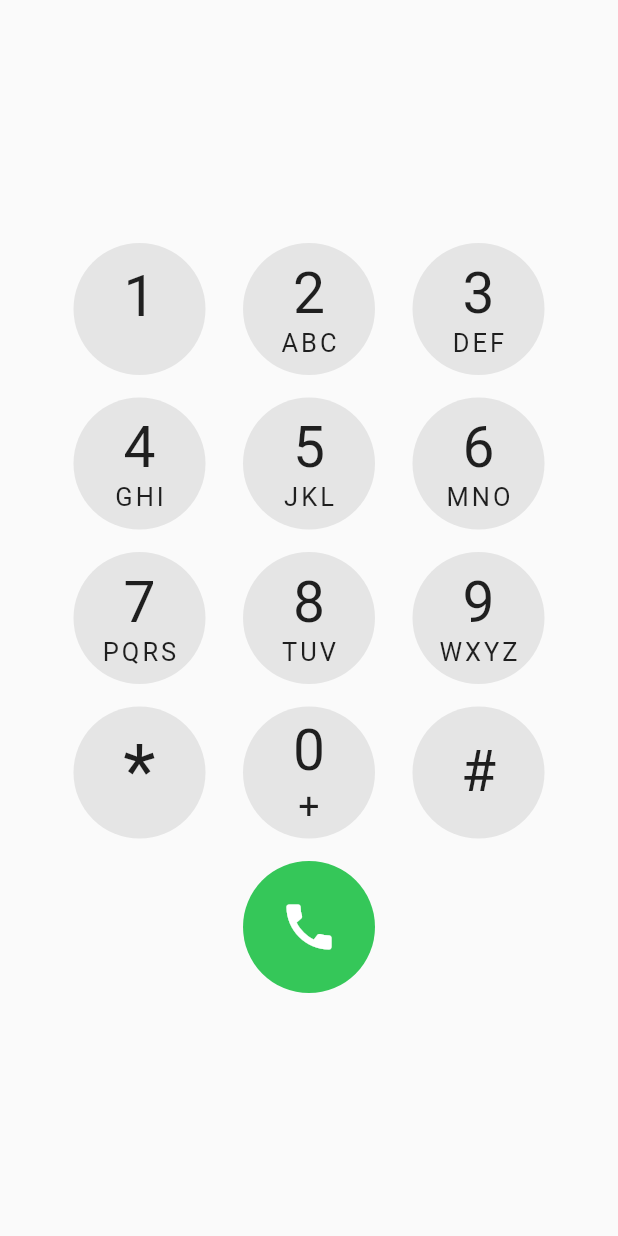
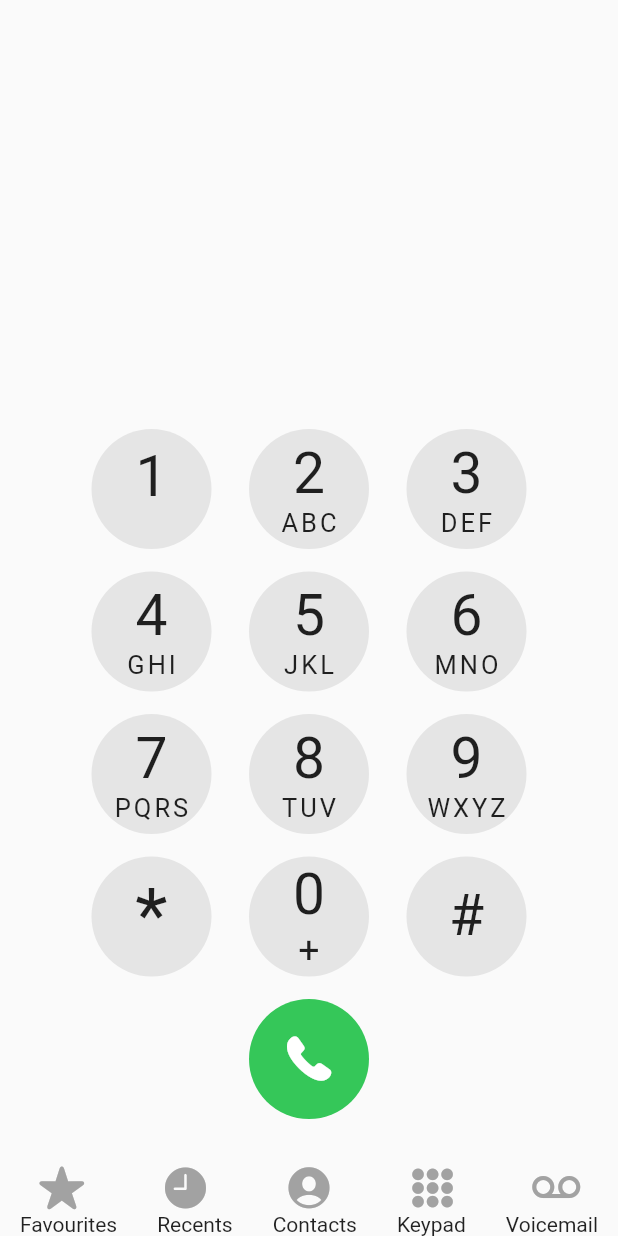
Before and after one commit to samtuga1/ios_caller_clone, a Flutter app: the screen it shows after launch, on a phone screen of 412 x 824 dp. Run offline on Flutter 3.47's test engine with Material 2 defaults, Android fonts, the phone set to English and light mode, and no system bars.

Commit message:
Finished adding the cupertino icons and done with the caller screen

```diff
--- a/lib/main.dart
+++ b/lib/main.dart
@@ -1,16 +1,37 @@
+import 'package:flutter/cupertino.dart';
 import 'package:flutter/material.dart';
 
-const kCircleAvatarHeight = 88.0;
-const kCircleAvatarWidth = 88.0;
+const kCircleAvatarHeight = 80.0;
+const kCircleAvatarWidth = 80.0;
 const kInnerNumberStyle = TextStyle(fontSize: 38);
 const kInnerLetterStyle = TextStyle(fontSize: 17, letterSpacing: 2.0);
 const kSpaceBetweenRow = SizedBox(
   height: 15,
 );
-const callerIconSize = 40.0;
-const List<Icons> icons = [
-  Icon(Icons.star),
-];
+const callerIconSize = 38.0;
+const Color colour = Color(0xFFa2a2a2);
+const double kIconsSize = 32.0;
+
+getIconsList() {
+  List<Icon> icons = [
+    const Icon(
+      CupertinoIcons.star_fill,
+      color: colour,
+      size: kIconsSize,
+    ),
+    const Icon(
+      CupertinoIcons.time_solid,
+      color: colour,
+      size: kIconsSize,
+    ),
+    const Icon(CupertinoIcons.person_crop_circle_fill,
+        color: colour, size: kIconsSize),
+    const Icon(CupertinoIcons.circle_grid_3x3_fill,
+        color: colour, size: kIconsSize),
+    const Icon(Icons.voicemail_sharp, color: colour, size: kIconsSize)
+  ];
+  return icons;
+}
 
 void main() {
   runApp(const MaterialApp(
@@ -26,7 +47,7 @@ class MainScreen extends StatelessWidget {
     return Scaffold(
       body: SafeArea(
           child: Column(
-        mainAxisAlignment: MainAxisAlignment.center,
+        mainAxisAlignment: MainAxisAlignment.end,
         children: [
           Row(
             mainAxisAlignment: MainAxisAlignment.center,
@@ -191,7 +212,7 @@ class MainScreen extends StatelessWidget {
               Container(
                 child: const Center(
                     child: Icon(
-                  Icons.call,
+                  CupertinoIcons.phone_fill,
                   color: Colors.white,
                   size: callerIconSize,
                 )),
@@ -204,9 +225,39 @@ class MainScreen extends StatelessWidget {
               ),
             ],
           ),
+          const SizedBox(
+            height: 30,
+          ),
+          Row(
+            mainAxisAlignment: MainAxisAlignment.spaceAround,
+            children: getIconsList(),
+          ),
+          Row(
+            mainAxisAlignment: MainAxisAlignment.spaceAround,
+            children: const [
+              IconNames('Favourites'),
+              IconNames('Recents'),
+              IconNames('Contacts'),
+              IconNames('Keypad'),
+              IconNames('Voicemail'),
+            ],
+          ),
         ],
       )),
     );
+  }
+}
+
+class IconNames extends StatelessWidget {
+  final String name;
+  const IconNames(
+    this.name, {
+    Key? key,
+  }) : super(key: key);
+
+  @override
+  Widget build(BuildContext context) {
+    return Text(name);
   }
 }
 
```
